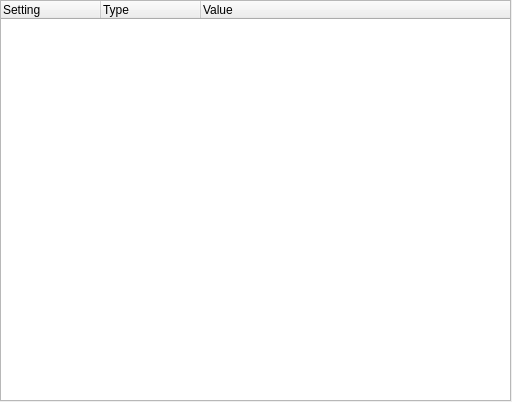
Above: ui/SettingsEditor.ui from rbdl/rbdl-toolkit before the change. Below: the same form after it.
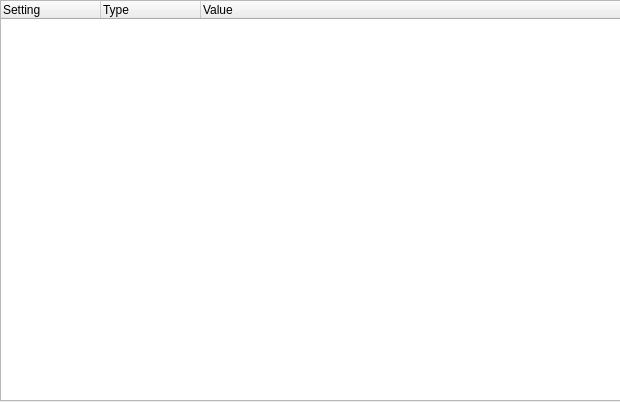
That is the form after the change.

Commit message: implemented dialogs to edit all settings

Patch:
```diff
--- a/ui/SettingsEditor.ui
+++ b/ui/SettingsEditor.ui
@@ -6,7 +6,7 @@
    <rect>
     <x>0</x>
     <y>0</y>
-    <width>512</width>
+    <width>620</width>
     <height>402</height>
    </rect>
   </property>
@@ -18,7 +18,7 @@
     <rect>
      <x>0</x>
      <y>0</y>
-     <width>511</width>
+     <width>621</width>
      <height>401</height>
     </rect>
    </property>
```
The commit also changes 6 other files.
